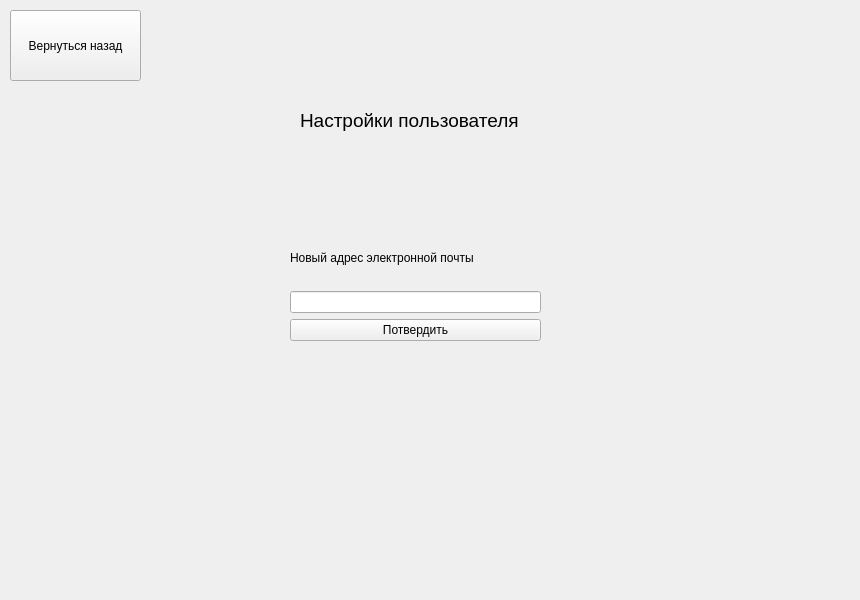
Above: gui/project/src/settings/emailsettingswindow.ui from cpp-park-vk-education/2023_1_HAC before the change. Below: the same form after it.
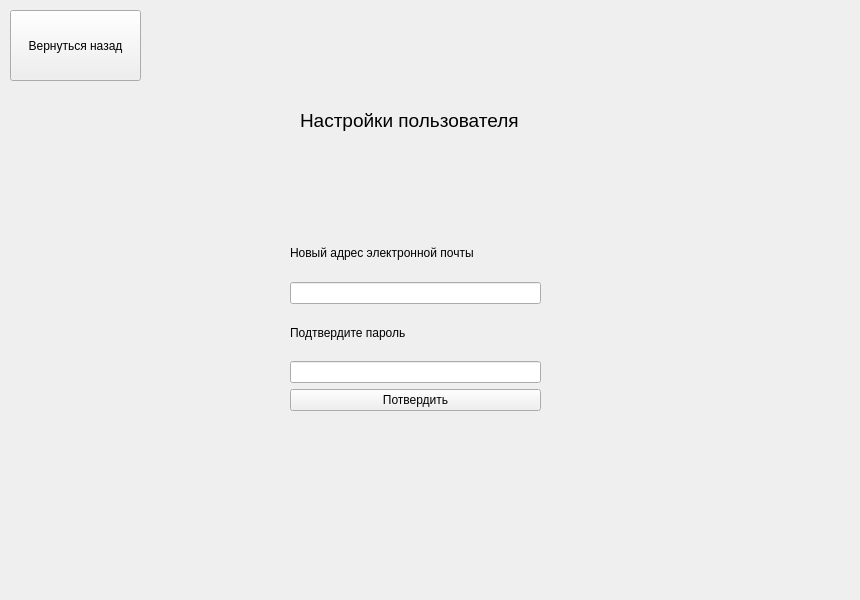
That is the form after the change.

Commit message: Add password field

The edit to the form file:
```diff
--- a/gui/project/src/settings/emailsettingswindow.ui
+++ b/gui/project/src/settings/emailsettingswindow.ui
@@ -32,27 +32,37 @@
      <x>290</x>
      <y>230</y>
      <width>251</width>
-     <height>111</height>
+     <height>181</height>
     </rect>
    </property>
    <layout class="QGridLayout" name="gridLayout_2">
-    <item row="2" column="0">
-     <widget class="QLineEdit" name="leNewEmail"/>
-    </item>
-    <item row="4" column="0">
+    <item row="6" column="0">
      <widget class="QPushButton" name="btnEnter">
       <property name="text">
        <string>Потвердить</string>
       </property>
      </widget>
     </item>
+    <item row="2" column="0">
+     <widget class="QLineEdit" name="leNewEmail"/>
+    </item>
     <item row="1" column="0">
-     <widget class="QLabel" name="OldPassword_2">
+     <widget class="QLabel" name="Email">
       <property name="text">
        <string>Новый адрес электронной почты</string>
       </property>
      </widget>
     </item>
+    <item row="4" column="0">
+     <widget class="QLabel" name="Password">
+      <property name="text">
+       <string>Подтвердите пароль</string>
+      </property>
+     </widget>
+    </item>
+    <item row="5" column="0">
+     <widget class="QLineEdit" name="lePassword"/>
+    </item>
    </layout>
   </widget>
   <widget class="QLabel" name="Settings">
```
The commit also changes 8 other files.
